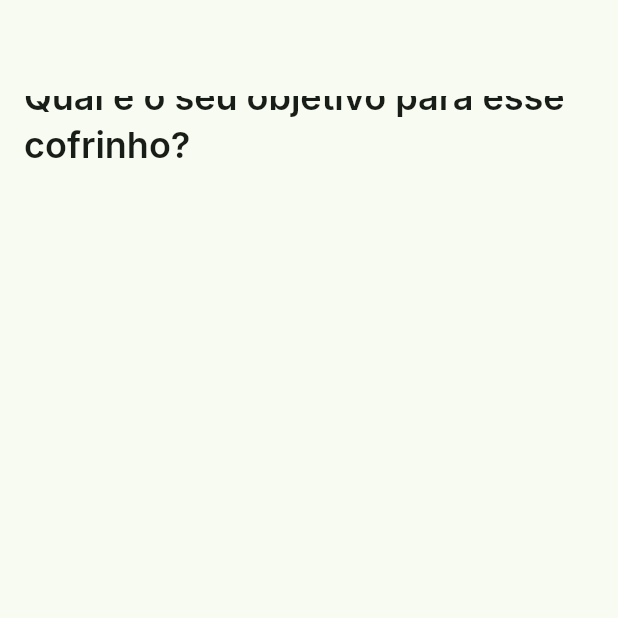
After one commit to thiagouxdev/cofrinho, a Flutter app: the ObjectiveView screen opened by its route, on a phone screen of 412 x 824 dp, the top half of it. The commit adds this screen. Run offline on Flutter 3.47's test engine with Material 3 defaults, Android fonts, the phone set to English and light mode, and no system bars; our stand-ins replace flutter_riverpod, flutter_svg, go_router, google_fonts, hive_flutter, material_symbols_icons and 1 more; accounts and stored records are empty.

Commit message:
Add ObjectiveView and routing; update app localization for objectives

```diff
--- a/lib/app/routers/app_routers.dart
+++ b/lib/app/routers/app_routers.dart
@@ -5,4 +5,5 @@ class AppRoutes {
   static const String nome = '/nome';
 
   static const String newCofrinho = '/newCofrinho';
+  static const String objective = '/objective';
 }
--- a/lib/app/routers/app_views.dart
+++ b/lib/app/routers/app_views.dart
@@ -3,6 +3,7 @@ import 'package:cofrinho_app/features/splash/presentation/view/splash_view.dart'
 import 'package:cofrinho_app/features/welcome/presentation/view/nome_view.dart';
 import 'package:go_router/go_router.dart';
 
+import '../../features/cofrinho/presentation/view/objective_view.dart';
 import '../../features/home/presentation/view/home_view.dart';
 import '../../features/welcome/presentation/view/welcome_view.dart';
 import 'app_routers.dart';
@@ -28,6 +29,10 @@ final List<RouteBase> appRoutes = [
     path: AppRoutes.newCofrinho,
     builder: (context, state) => const NewCofrinhoView(),
   ),
+  GoRoute(
+    path: AppRoutes.objective,
+    builder: (context, state) => const ObjectiveView(),
+  ),
 ];
 
 final goRouter = GoRouter(
--- /dev/null
+++ b/lib/features/cofrinho/presentation/view/objective_view.dart
@@ -0,0 +1,26 @@
+import 'package:cofrinho_app/l10n/app_localizations.dart';
+import 'package:flutter/material.dart';
+
+class ObjectiveView extends StatefulWidget {
+  const ObjectiveView({super.key});
+
+  @override
+  State<ObjectiveView> createState() => _ObjectiveViewState();
+}
+
+class _ObjectiveViewState extends State<ObjectiveView> {
+  @override
+  Widget build(BuildContext context) {
+    return const Scaffold(
+      body: CustomScrollView(
+        slivers: [
+          SliverAppBar.medium(
+            title: Text(
+              AppLocalizations.objectiveCofrinho,
+            ),
+          )
+        ],
+      ),
+    );
+  }
+}
--- a/lib/l10n/app_localizations.dart
+++ b/lib/l10n/app_localizations.dart
@@ -25,4 +25,19 @@ class AppLocalizations {
   static const String howMuchToAddPerMonth = 'Quanto vamos adicionar por mês';
   static const String everythingReviewedLetsSave =
       'Tudo revisado? Partiu economizar';
+
+  // Objetivos
+  static const String objectiveCofrinho =
+      'Qual é o seu objetivo para esse cofrinho?';
+  static const String goalTravel = 'Viagem';
+  static const String goalCar = 'Carro';
+  static const String goalMotorcycle = 'Moto';
+  static const String goalPhone = 'Celular';
+  static const String goalHouse = 'Casa';
+  static const String goalCourse = 'Curso';
+  static const String goalRenovation = 'Reforma';
+  static const String goalMedical = 'Médico';
+  static const String goalGift = 'Presente';
+  static const String goalSaveMoney = 'Economizar';
+  static const String goalCongratulation = 'Comemoração';
 }
```
Also changed, not shown: lib/features/cofrinho/presentation/view/new_cofrinho_view.dart (+11 -19 lines).
